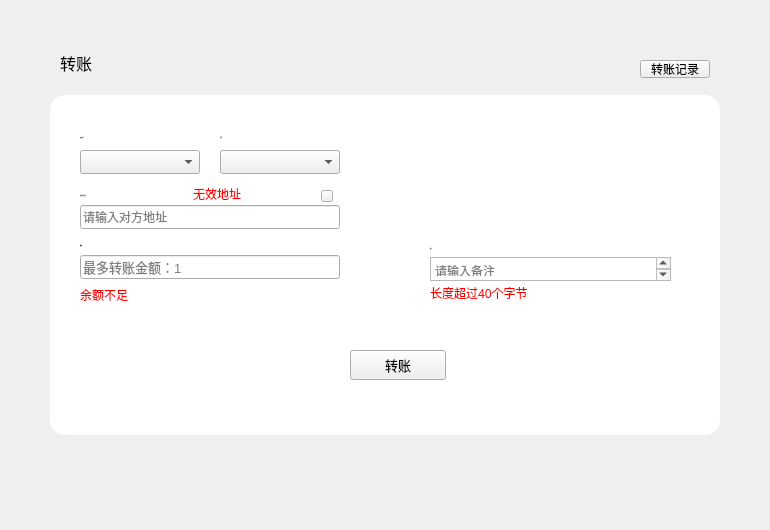
HcashOrg/hx-indicator, file LNKWallet/transfer/transferpage.ui: the form before one commit.
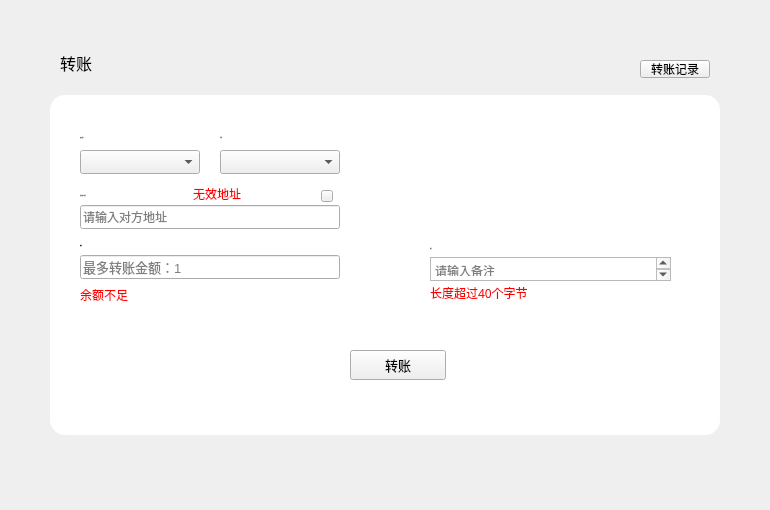
The form after the commit.

The edit to the form file:
```diff
--- a/LNKWallet/transfer/transferpage.ui
+++ b/LNKWallet/transfer/transferpage.ui
@@ -7,7 +7,7 @@
     <x>0</x>
     <y>0</y>
     <width>770</width>
-    <height>530</height>
+    <height>510</height>
    </rect>
   </property>
   <property name="font">
```
